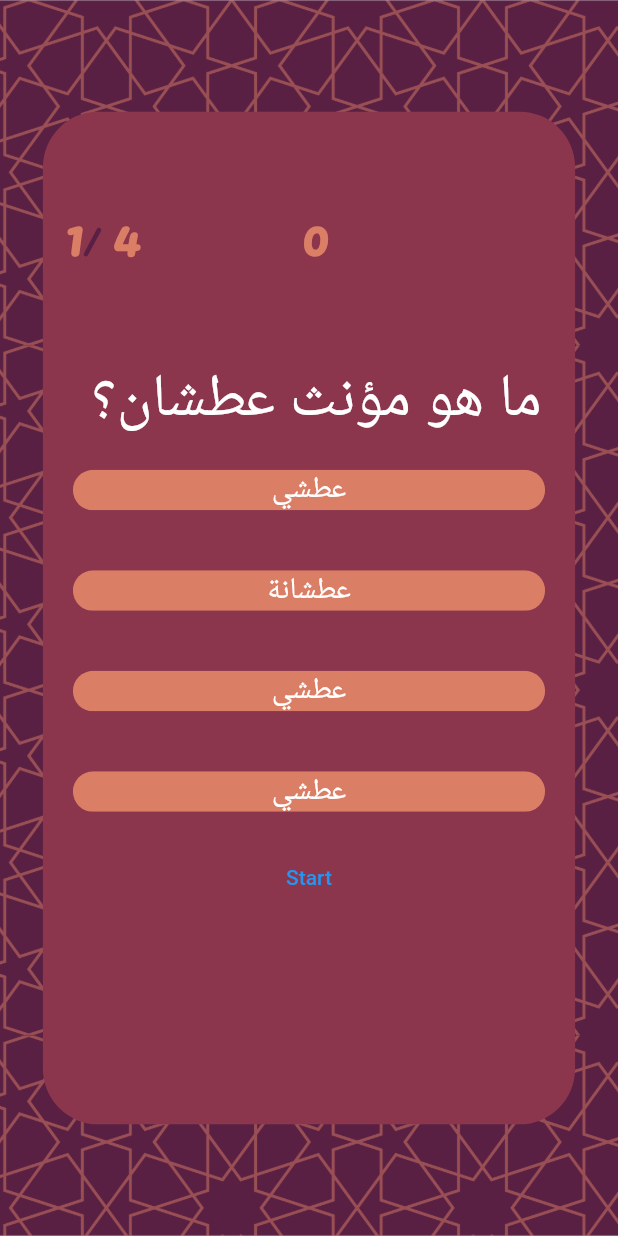
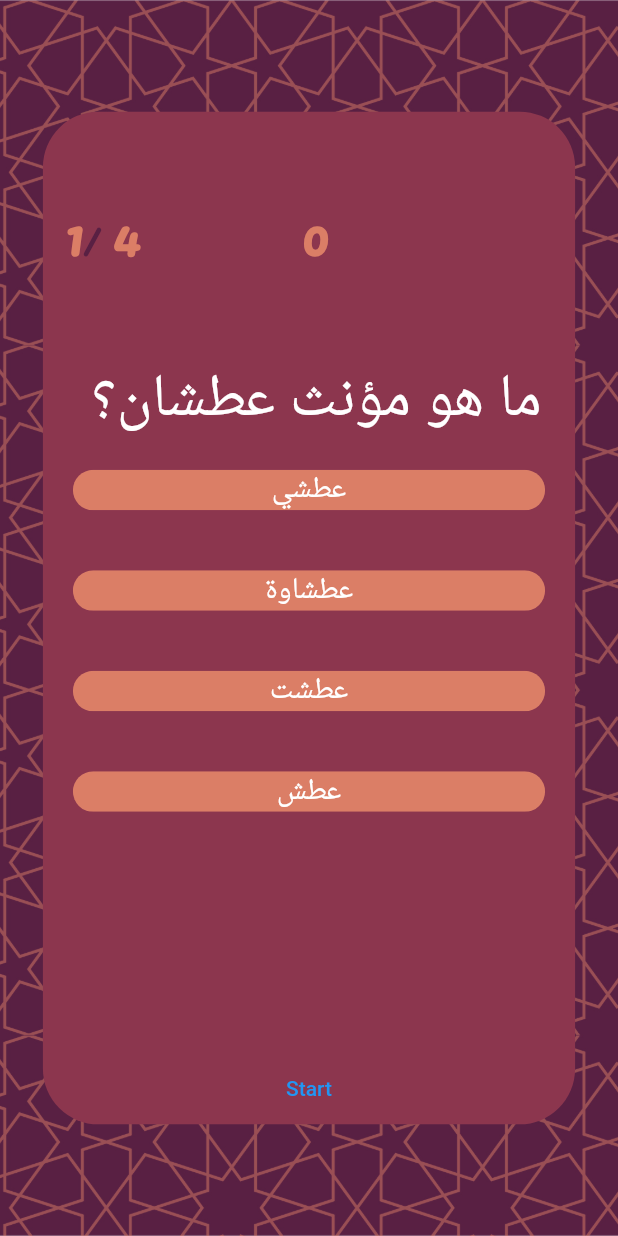
Before and after one commit to xmrdot0/Moalemy, a Flutter app: the QuizScreen screen opened by its route, on a phone screen of 412 x 824 dp. Run offline on Flutter 3.47's test engine with Material 2 defaults, Android fonts, the phone set to English and light mode, and no system bars; drawn by our look-alikes of circular_countdown_timer; missing offline and left inert: dart:ffi; Roboto replaces fonts that are missing (Arabic); project files that could hold a hidden picture were left out.

Commit message:
Aly's Improvments

```diff
--- a/lib/PrimWrap.dart
+++ b/lib/PrimWrap.dart
@@ -1,4 +1,4 @@
 class PrimitiveWrapper {
-  var value;
-  PrimitiveWrapper(this.value);
+  int score;
+  PrimitiveWrapper(this.score);
 }
--- /dev/null
+++ b/lib/questions_data.dart
@@ -0,0 +1,24 @@
+import 'package:moalemy/question_model.dart';
+
+List<QuestionModel> questions = [
+  QuestionModel(
+    question: "ما هو مؤنث عطشان؟ ",
+    answers: ['عطشي', 'عطشاوة', 'عطشت', 'عطش'],
+    correctAnswerIndex: 0,
+  ),
+  QuestionModel(
+    question: "ما هو مذكر تعبانة؟ ",
+    answers: ['تعبان', 'تعبن', 'متعب', 'تعب'],
+    correctAnswerIndex: 0,
+  ),
+  QuestionModel(
+    question: "ما هو مؤنث جعان؟ ",
+    answers: ['جاع', 'حعان', 'جوعانة', 'عطشي'],
+    correctAnswerIndex: 2,
+  ),
+  QuestionModel(
+    question: "ما هو مذكر طفشانة؟ ",
+    answers: ['طفش', 'طفشان', 'مطفش', 'عطشي'],
+    correctAnswerIndex: 1,
+  ),
+];
--- /dev/null
+++ b/lib/questions_provider.dart
@@ -0,0 +1,24 @@
+import 'package:flutter/material.dart';
+import 'package:moalemy/PrimWrap.dart';
+import 'package:moalemy/question_model.dart';
+import 'package:moalemy/questions_data.dart';
+
+class QuestionsProvider extends ChangeNotifier{
+
+  int maxScore = questions.length;
+  int currentScore = 0;
+  bool correct = false;
+  int currentIndex = -1;
+
+
+  void changeIndex(){
+    if (currentIndex < questions.length - 1) {
+      currentIndex += 1;
+      notifyListeners();
+    }
+  }
+
+  void incrementScore(){
+    currentScore++;
+  }
+}
--- a/lib/quiz_screen.dart
+++ b/lib/quiz_screen.dart
@@ -1,51 +1,21 @@
 import 'package:circular_countdown_timer/circular_countdown_timer.dart';
 import 'package:flutter/material.dart';
-import 'package:moalemy/question_model.dart';
+import 'questions_data.dart';
+import 'package:moalemy/questions_provider.dart';
 import 'package:moalemy/reusables.dart';
+import 'package:provider/provider.dart';
 import 'PrimWrap.dart';
 
-List<QuestionModel> questions = [
-  QuestionModel(
-    question: "ما هو مؤنث عطشان؟ ",
-    answers: ['عطشي', 'عطشانة', 'عطشي', 'عطشي'],
-    correctAnswerIndex: 1,
-  ),
-  QuestionModel(
-    question: "ما هو مذكر تعبانة؟ ",
-    answers: ['تعبان', 'تعبن', 'متعب', 'تعب'],
-    correctAnswerIndex: 4,
-  ),
-  QuestionModel(
-    question: "ما هو مؤنث جعان؟ ",
-    answers: ['جوعانة', 'حعان', 'جاعت', 'عطشي'],
-    correctAnswerIndex: 2,
-  ),
-  QuestionModel(
-    question: "ما هو مذكر طفشانة؟ ",
-    answers: ['طفش', 'طفشان', 'مطفش', 'عطشي'],
-    correctAnswerIndex: 3,
-  ),
-];
+int duration = 3;
 
-class QuizScreen extends StatefulWidget {
-  @override
-  State<QuizScreen> createState() => _QuizScreenState();
-}
-
-class _QuizScreenState extends State<QuizScreen> {
-  bool correct = false;
-  int currentIndex = -1;
-  QuestionModel question;
-  int duration = 7;
-  int maxScore = questions.length;
-  int currentScore = 0;
-  PrimitiveWrapper scoreWrap = PrimitiveWrapper(0);
+class QuizScreen extends StatelessWidget {
 
   @override
   Widget build(BuildContext context) {
-    int answerIndex = 0;
-    question = currentIndex == -1 ? questions[0] : questions[currentIndex];
-    print(scoreWrap.value);
+    var provider = Provider.of<QuestionsProvider>(context);
+    var providerListenFalse = Provider.of<QuestionsProvider>(context,listen: false);
+    var question = provider.currentIndex == -1 ? questions[0] : questions[provider.currentIndex];
+
     return Container(
       decoration: BoxDecoration(
           image: DecorationImage(
@@ -71,9 +41,9 @@ class _QuizScreenState extends State<QuizScreen> {
                         child: RichText(
                           text: TextSpan(children: [
                             TextSpan(
-                              text: currentIndex == -1
+                              text: provider.currentIndex == -1
                                   ? '1'
-                                  : '${currentIndex + 1}',
+                                  : '${provider.currentIndex + 1}',
                               style: TextStyle(
                                   fontFamily: 'English',
                                   fontSize: 33.0,
@@ -166,28 +136,18 @@ class _QuizScreenState extends State<QuizScreen> {
 
                           // This Callback will execute when the Countdown Starts.
                           onStart: () {
-                            // Here, do whatever you want
-                            //print('Countdown Started');
-                            if (currentIndex < questions.length - 1) {
-                              setState(() {
-                                currentIndex += 1;
-                              });
-                            }
+                           providerListenFalse.changeIndex();
+
                           },
 
                           // This Callback will execute when the Countdown Ends.
                           onComplete: () {
                             // Here, do whatever you want
-                            if (currentIndex < questions.length - 1) {
+                            if (provider.currentIndex < questions.length - 1) {
                               controller.start();
                               print('Countdown Ended');
                             } else {
-                              setState(() {
-                                Navigator.pushNamed(context, '/f', arguments: {
-                                  'score': scoreWrap.value,
-                                  'maxScore': questions.length
-                                });
-                              });
+                              Navigator.pushNamed(context, '/f');
                             }
                           },
                         ),
@@ -202,18 +162,17 @@ class _QuizScreenState extends State<QuizScreen> {
                         color: Colors.white),
                     textDirection: TextDirection.rtl,
                   ),
-                  Column(
-                    children: question.answers.map((answer) {
-                      answerIndex++;
-
-                      return buildAnswer(
-                          answer: answer,
-                          correctAnswerIndex: question.correctAnswerIndex,
-                          choosenAnswerIndex: answerIndex,
-                          controller: controller,
-                          currentIndex: currentIndex,
-                          prim: scoreWrap);
-                    }).toList(),
+                  Expanded(
+                    child: ListView.builder(
+                        itemCount: question.answers.length,
+                        itemBuilder: (context,index){
+                          return AnswerWidget(
+                            context: context,
+                            controller: controller,
+                            correctAnswer: question.answers[question.correctAnswerIndex],
+                            answer: question.answers[index],
+                          );
+                        }),
                   ),
                   TextButton(
                       onPressed: () {
--- a/lib/reusables.dart
+++ b/lib/reusables.dart
@@ -2,25 +2,39 @@ import 'dart:ffi';
 
 import 'package:circular_countdown_timer/circular_countdown_timer.dart';
 import 'package:flutter/material.dart';
+import 'package:moalemy/questions_data.dart';
+import 'package:moalemy/questions_provider.dart';
+import 'package:provider/provider.dart';
 import 'PrimWrap.dart';
 
-void alter(PrimitiveWrapper data) {
-  data.value++;
-}
+
 
 CountDownController controller = CountDownController();
 
 Color rightAnswerColor = Colors.green;
 Color wrongAnswerColor = Colors.red;
 Color currentColor = Color((0xFFDB7E66));
+
 //ANSWER WIDGET
-Widget buildAnswer(
-    {String answer,
-    int correctAnswerIndex,
-    int choosenAnswerIndex,
-    CountDownController controller,
-    int currentIndex,
-    PrimitiveWrapper prim}) {
+
+class AnswerWidget extends StatefulWidget {
+  String answer;
+  BuildContext context;
+  String correctAnswer;
+  CountDownController controller;
+  Color color=currentColor;
+
+  AnswerWidget({this.correctAnswer,this.answer,this.context,this.controller});
+
+  @override
+  _AnswerWidgetState createState() => _AnswerWidgetState();
+}
+
+class _AnswerWidgetState extends State<AnswerWidget> {
+
+
+  @override
+  Widget build(BuildContext context) {
     return Padding(
       padding: const EdgeInsets.all(20.0),
       child: Material(
@@ -29,25 +43,30 @@ Widget buildAnswer(
           width: double.infinity,
           decoration: BoxDecoration(
             borderRadius: BorderRadius.circular(20),
-          color: currentColor,
+            color: widget.color,
           ),
           child: InkWell(
             onTap: () {
-            if (correctAnswerIndex == choosenAnswerIndex) {
-              currentColor = rightAnswerColor;
-              alter(prim);
+              if (widget.correctAnswer == widget.answer) {
+                setState(() {
+                  widget.color = rightAnswerColor;
+                });
+                Provider.of<QuestionsProvider>(context, listen: false)
+                    .incrementScore();
                 print("SAAA7");
               } else {
-              currentColor = wrongAnswerColor;
+                setState(() {
+                  widget.color = wrongAnswerColor;
+                });
                 print("LAAAA2");
               }
               controller.pause();
-            Future.delayed(const Duration(milliseconds: 2000), () {
+              Future.delayed(const Duration(milliseconds: 600), () {
                 controller.start();
               });
             },
             child: Text(
-            answer,
+              widget.answer,
               style: TextStyle(
                 fontFamily: 'Arabic',
                 color: Colors.white,
@@ -60,3 +79,6 @@ Widget buildAnswer(
       ),
     );
   }
+
+
+}
--- a/lib/welcome.dart
+++ b/lib/welcome.dart
@@ -28,7 +28,7 @@ class _welcomeState extends State<welcome> {
                       children: [
                     TextButton(
                         child: Text(
-                          "ابداء",
+                          "ابدا الاختبار",
                           style: TextStyle(
                             fontFamily: 'Arabic',
                             fontSize: 50,
--- a/pubspec.yaml
+++ b/pubspec.yaml
@@ -24,7 +24,7 @@ dependencies:
   flutter:
     sdk: flutter
   circular_countdown_timer: ^0.2.0
-
+  provider: ^5.0.0
 
   # The following adds the Cupertino Icons font to your application.
   # Use with the CupertinoIcons class for iOS style icons.
```
Also changed, not shown: lib/finish.dart (+5 -8 lines), lib/main.dart (+10 -5 lines), pubspec.lock. Lines whose indentation alone changed are shown as unchanged.
